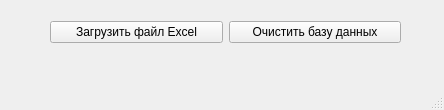
The window that main window.ui (AkonDer/DataExcel) describes before a commit, drawn with Qt 5.
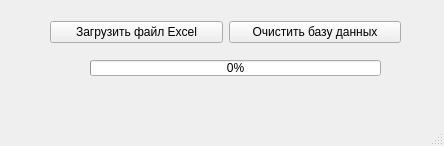
The same window after the commit.

```diff
--- a/main window.ui
+++ b/main window.ui
@@ -7,13 +7,26 @@
     <x>0</x>
     <y>0</y>
     <width>444</width>
-    <height>110</height>
+    <height>146</height>
    </rect>
   </property>
   <property name="windowTitle">
    <string>MainWindow</string>
   </property>
   <widget class="QWidget" name="centralwidget">
+   <widget class="QProgressBar" name="progressBar">
+    <property name="geometry">
+     <rect>
+      <x>90</x>
+      <y>60</y>
+      <width>291</width>
+      <height>16</height>
+     </rect>
+    </property>
+    <property name="value">
+     <number>0</number>
+    </property>
+   </widget>
    <widget class="QWidget" name="">
     <property name="geometry">
      <rect>
```
